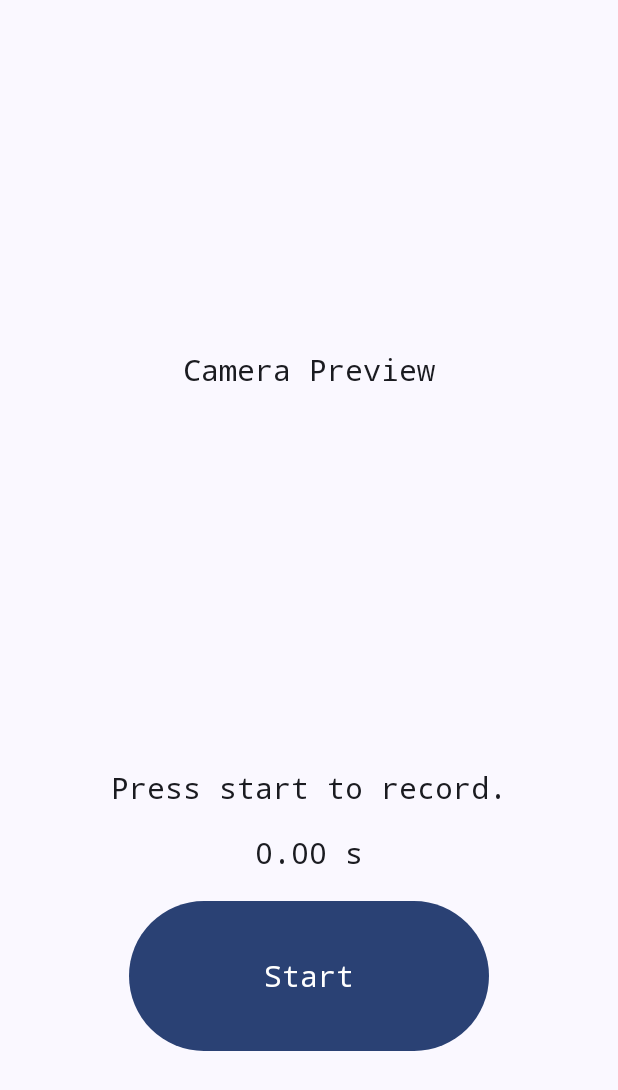
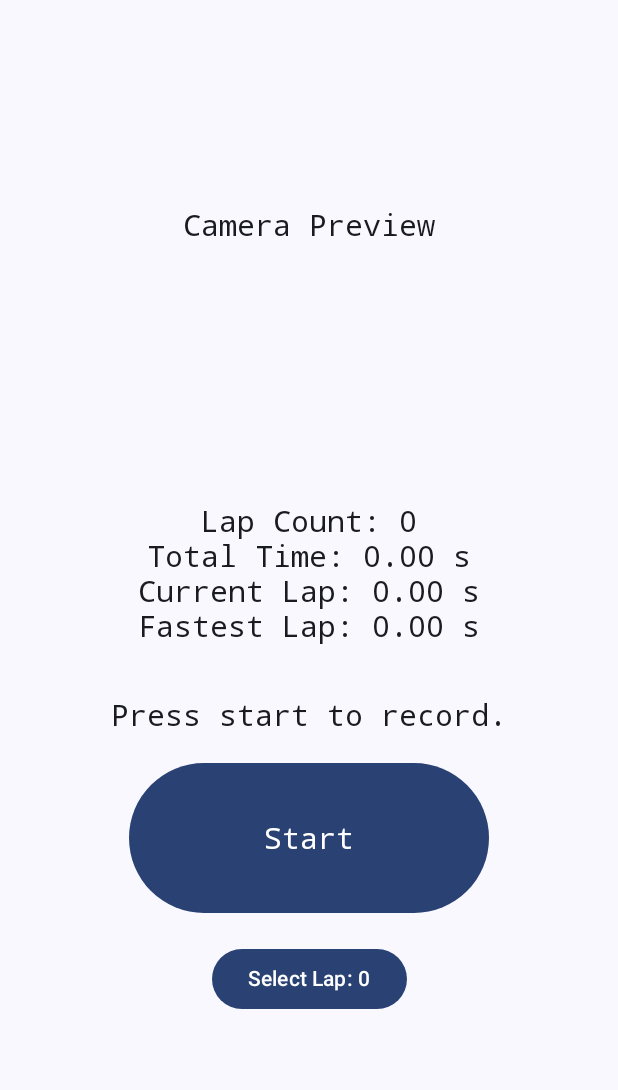
Before and after one commit to liqing2060/Timer4W, an Android app built with Jetpack Compose: the screen it shows after launch (MainActivity), on a phone screen of 412 x 824 dp. Shown: the top 1090 px of the screen. Run offline under Robolectric (Android 15) with nearby library versions, the phone set to English and light mode, and no system bars; libraries missing offline, so code that uses them is left out: androidx.camera.core, androidx.camera.lifecycle, androidx.camera.view, org.opencv.android; 2 statements that could not run were skipped.

Commit message:
显示圈数信息 & 选择目标圈数

```diff
--- a/app/src/main/java/com/liqing/timer4w/MainActivity.kt
+++ b/app/src/main/java/com/liqing/timer4w/MainActivity.kt
@@ -1,5 +1,7 @@
 package com.liqing.timer4w
 
+import android.content.Context
+import android.content.SharedPreferences
 import android.content.pm.PackageManager
 import android.os.Bundle
 import android.util.Log
@@ -17,18 +19,25 @@ import androidx.compose.foundation.layout.Spacer
 import androidx.compose.foundation.layout.fillMaxSize
 import androidx.compose.foundation.layout.fillMaxWidth
 import androidx.compose.foundation.layout.height
+import androidx.compose.foundation.layout.padding
 import androidx.compose.foundation.layout.size
+import androidx.compose.foundation.shape.RoundedCornerShape
 import androidx.compose.material3.Button
+import androidx.compose.material3.DropdownMenu
+import androidx.compose.material3.DropdownMenuItem
 import androidx.compose.material3.MaterialTheme
 import androidx.compose.material3.Surface
 import androidx.compose.material3.Text
 import androidx.compose.runtime.Composable
 import androidx.compose.runtime.LaunchedEffect
+import androidx.compose.runtime.getValue
 import androidx.compose.runtime.mutableStateOf
 import androidx.compose.runtime.remember
 import androidx.compose.runtime.rememberCoroutineScope
+import androidx.compose.runtime.setValue
 import androidx.compose.ui.Alignment
 import androidx.compose.ui.Modifier
+import androidx.compose.ui.draw.clip
 import androidx.compose.ui.platform.LocalContext
 import androidx.compose.ui.text.TextStyle
 import androidx.compose.ui.text.font.FontFamily
@@ -53,9 +62,10 @@ class MainActivity : ComponentActivity() {
         } else {
             Log.d("OpenCV", "OpenCV loaded successfully!")
         }
+        val sharedPreferences = getSharedPreferences("Timer4W", Context.MODE_PRIVATE)
         setContent {
             Timer4WTheme {
-                AppContent()
+                AppContent(sharedPreferences)
             }
         }
     }
@@ -63,6 +73,7 @@ class MainActivity : ComponentActivity() {
 
 @Composable
 fun AppContent(
+    sharedPreferences: SharedPreferences?,
     model: Model = Model(rememberCoroutineScope()),
     cameraExecutor: ExecutorService = Executors.newSingleThreadExecutor()
 ) {
@@ -72,19 +83,25 @@ fun AppContent(
                 model,
                 cameraExecutor,
                 modifier = Modifier
-                    .weight(1f)
-                    .height(180.dp)
+                    .height(300.dp)
                     .fillMaxWidth()
+                    .clip(RoundedCornerShape(10.dp))
             )
 
             Spacer(modifier = Modifier.height(20.dp))
 
-            Timer(model);
+            LapInfo(model)
+
+            Spacer(modifier = Modifier.height(20.dp))
+
+            Buttons(model, sharedPreferences)
 
             Spacer(modifier = Modifier.height(100.dp))
 
-            Text(text = model.debugInfo(),
-                style = TextStyle(fontFamily = FontFamily.Monospace, fontSize = 20.sp))
+            Text(
+                text = model.debugInfo(),
+                style = TextStyle(fontFamily = FontFamily.Monospace, fontSize = 20.sp)
+            )
         }
     }
 }
@@ -103,6 +120,7 @@ fun CameraPreview(model: Model, cameraExecutor: ExecutorService, modifier: Modif
 
     Box(modifier = modifier) {
         if (!model.isStopped()) {
+
             // 创建一个启动器用于请求权限
             val permissionLauncher = rememberLauncherForActivityResult(
                 contract = ActivityResultContracts.RequestPermission(),
@@ -175,8 +193,41 @@ fun CameraPreview(model: Model, cameraExecutor: ExecutorService, modifier: Modif
 }
 
 @Composable
-fun Timer(model: Model) {
+fun LapInfo(model: Model) {
 
+    // 检查是否有圈速数据
+    val hasLaps = model.lapTimes.isNotEmpty()
+
+    // 计算最快圈速
+    val fastestLapTime = if (hasLaps) model.lapTimes.minOrNull() ?: 0.0 else 0.0
+
+    Column(
+        modifier = Modifier.padding(16.dp),
+        horizontalAlignment = Alignment.CenterHorizontally
+    ) {
+        Text(
+            text = "Lap Count: ${model.lapCount.value}" + if (model.targetLapCount.value > 0) "/${model.targetLapCount.value}" else "",
+            style = TextStyle(fontFamily = FontFamily.Monospace, fontSize = 20.sp)
+        )
+        Text(
+            text = "Total Time: ${"%.2f".format(model.getTimeElapsed())} s",
+            style = TextStyle(fontFamily = FontFamily.Monospace, fontSize = 20.sp)
+        )
+        Text(
+            text = "Current Lap: ${"%.2f".format(model.getCurLapTimeElapsed())} s",
+            style = TextStyle(fontFamily = FontFamily.Monospace, fontSize = 20.sp)
+        )
+        Text(
+            text = "Fastest Lap: ${"%.2f".format(fastestLapTime)} s",
+            style = TextStyle(fontFamily = FontFamily.Monospace, fontSize = 20.sp)
+        )
+    }
+}
+
+@Composable
+fun Buttons(model: Model, sharedPreferences: SharedPreferences?) {
+
+    // 显示状态
     val tipText: String = when (model.timerState.value) {
         Model.TimerState.START_CAMERA -> {
             "Wait for the camera to start."
@@ -194,19 +245,9 @@ fun Timer(model: Model) {
             "Press start to record."
         }
     }
-
-    // 权限未被授予或者相机没有开始，显示文本提示
     Text(
         text = tipText,
         style = TextStyle(fontFamily = FontFamily.Monospace, fontSize = 20.sp),
-    )
-
-    Spacer(modifier = Modifier.height(20.dp))
-
-    // 显示计时器时间
-    Text(
-        text = "${"%.2f".format(model.getTimeElapsed())} s",
-        style = TextStyle(fontFamily = FontFamily.Monospace, fontSize = 20.sp)
     )
 
     Spacer(modifier = Modifier.height(20.dp))
@@ -227,12 +268,51 @@ fun Timer(model: Model) {
             style = TextStyle(fontFamily = FontFamily.Monospace, fontSize = 20.sp)
         )
     }
+
+    Spacer(modifier = Modifier.height(20.dp))
+
+    // 目标圈数
+    val lapOptions = List(11) { it * 10 }
+    // 读取保存的索引，如果不存在则默认为0（对应0圈）
+    val savedIndex = sharedPreferences?.getInt("targetLapCountIndex", 0) ?: 0
+    var expanded by remember { mutableStateOf(false) }
+    var selectedIndex by remember { mutableStateOf(savedIndex) }
+
+    // 设置model中的targetLapCount为当前选择的圈数
+    LaunchedEffect(selectedIndex) {
+        model.targetLapCount.value = lapOptions[selectedIndex]
+        // 保存当前选择的索引到本地
+        sharedPreferences?.edit()?.putInt("targetLapCountIndex", selectedIndex)?.apply()
+    }
+
+    // UI 组件，包括下拉菜单等
+    Column {
+        DropdownMenu(
+            expanded = expanded,
+            onDismissRequest = { expanded = false }) {
+            lapOptions.forEachIndexed { index, lapCount ->
+                DropdownMenuItem(
+                    onClick = {
+                        selectedIndex = index
+                        expanded = false
+                    }, text = {
+                        Text("$lapCount Laps")
+                    }
+                )
+            }
+        }
+    }
+
+    Button(onClick = { expanded = true })
+    {
+        Text("Select Lap: ${lapOptions[selectedIndex]}")
+    }
 }
 
 @Preview(showBackground = true)
 @Composable
 fun DefaultPreview() {
     Timer4WTheme {
-        AppContent()
+        AppContent(null)
     }
 }
--- a/app/src/main/java/com/liqing/timer4w/Model.kt
+++ b/app/src/main/java/com/liqing/timer4w/Model.kt
@@ -25,12 +25,14 @@ class Model(scope: CoroutineScope) : ViewModel() {
     })
 
     private val lastCarPassElapsed = mutableStateOf(0.0)
+    val targetLapCount = mutableStateOf(0)
     val lapCount = mutableStateOf(0)
-    val targetLapCount = mutableStateOf(0)
-    private val lastLapTime = mutableStateOf(0.0)
+    val lastLapTime = mutableStateOf(0.0)
     val lapTimes = mutableListOf<Double>()
 
     fun getTimeElapsed(): Double = timeElapsed.value
+
+    fun getCurLapTimeElapsed(): Double = timeElapsed.value - lastLapTime.value
 
     fun isStopped() = timerState.value == TimerState.STOPPED
 
@@ -88,13 +90,13 @@ class Model(scope: CoroutineScope) : ViewModel() {
     }
 
     fun stop() {
-        timeElapsed.value = 0.0
         timerState.value = TimerState.STOPPED
         timerLogic.stop()
     }
 
     private fun resetData() {
         timeElapsed.value = 0.0
+        lastLapTime.value = 0.0
         lastCarPassElapsed.value = 0.0
         lapCount.value = 0
         lapTimes.clear()
```
